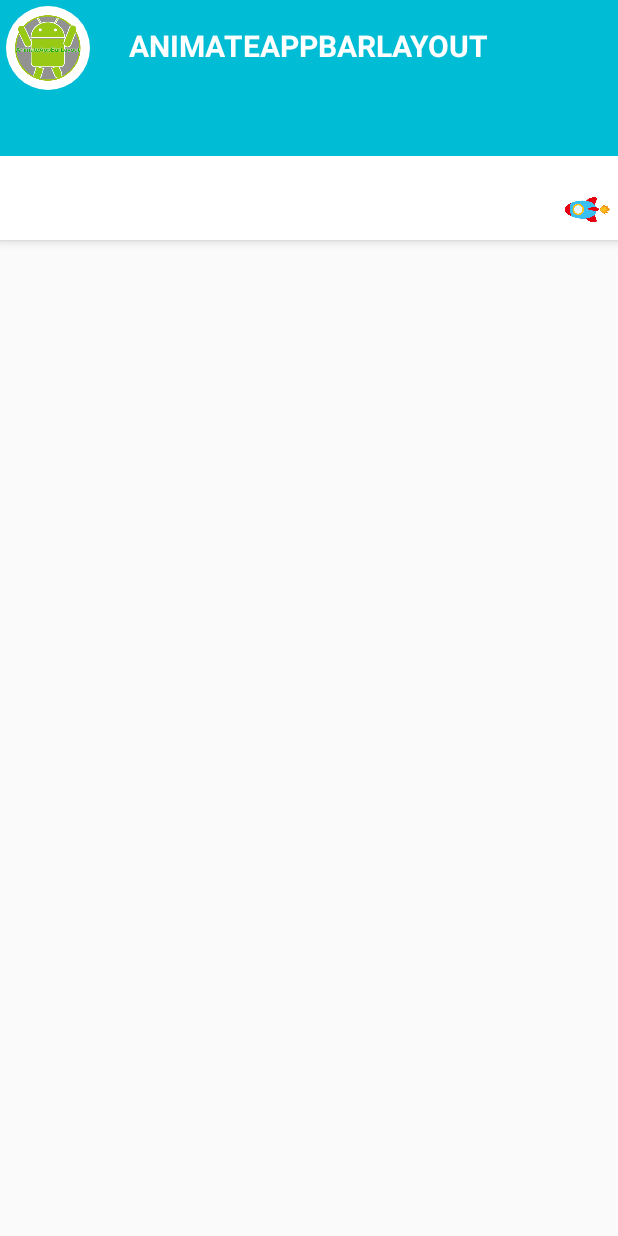
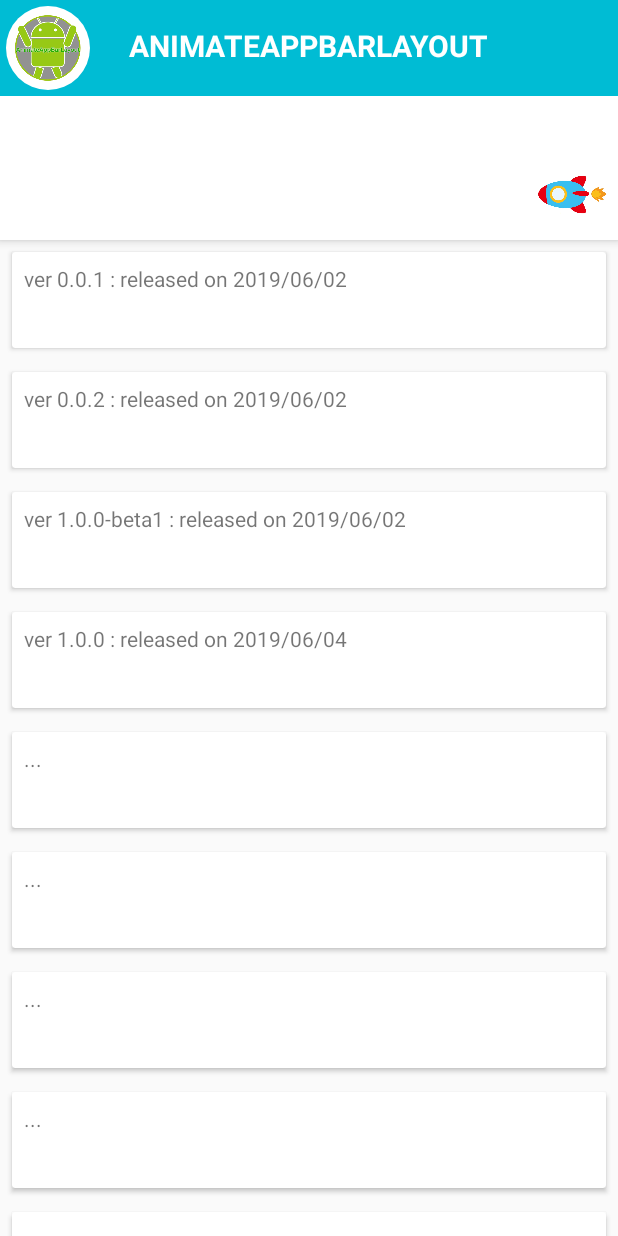
Before and after one commit to rwadada/AnimateAppBarLayout, an Android app: the screen it shows after launch (MainActivity), on a phone screen of 412 x 824 dp. Run offline under Robolectric (Android 15) with nearby library versions, the phone set to English and light mode, and no system bars.

Commit message:
update example app

```diff
--- a/animateappbarlayout/src/main/AndroidManifest.xml
+++ b/animateappbarlayout/src/main/AndroidManifest.xml
@@ -1,2 +1 @@
-<manifest xmlns:android="http://schemas.android.com/apk/res/android"
-          package="com.rwadada.animateappbarlayout"/>
+<manifest package="com.rwadada.animateappbarlayout"/>
--- a/example/src/main/java/com/example/animateappbarlayout/MainActivity.kt
+++ b/example/src/main/java/com/example/animateappbarlayout/MainActivity.kt
@@ -3,15 +3,48 @@ package com.example.animateappbarlayout
 import androidx.appcompat.app.AppCompatActivity
 import android.os.Bundle
 import android.view.animation.Animation
+import androidx.recyclerview.widget.LinearLayoutManager
+import androidx.recyclerview.widget.RecyclerView
 import com.rwadada.animateappbarlayout.AnimateAppBarLayout
 import com.rwadada.animateappbarlayout.animations.*
 
 class MainActivity : AppCompatActivity() {
 
+    private val releaseNote = listOf<String>(
+        "ver 0.0.1 : released on 2019/06/02",
+        "ver 0.0.2 : released on 2019/06/02",
+        "ver 1.0.0-beta1 : released on 2019/06/02",
+        "ver 1.0.0 : released on 2019/06/04",
+        "...",
+        "...",
+        "...",
+        "...",
+        "...",
+        "...",
+        "...",
+        "...",
+        "...",
+        "...",
+        "...",
+        "..."
+    )
+
     override fun onCreate(savedInstanceState: Bundle?) {
         super.onCreate(savedInstanceState)
         setContentView(R.layout.activity_main)
+        initAnimations()
 
+        val recyclerView: RecyclerView = findViewById(R.id.recycler_view)
+        val linerLayoutManager = LinearLayoutManager(this)
+        recyclerView.layoutManager = linerLayoutManager
+
+        val recyclerViewAdapter = RecyclerViewAdapter(releaseNote)
+        recyclerView.adapter = recyclerViewAdapter
+    }
+
+
+    // Animationを設定
+    private fun initAnimations() {
         val appBarLayout: AnimateAppBarLayout = findViewById(R.id.appbar_layout)
 
         val appBarScaleAnimation1 = AppBarScaleAnimation(
@@ -33,6 +66,16 @@ class MainActivity : AppCompatActivity() {
             pivotXVal = 0.5f,
             pivotYType = Animation.RELATIVE_TO_SELF,
             pivotYVal = 0.5f
+        )
+        val appBarScaleAnimation3 = AppBarScaleAnimation(
+            fromX = 1.0f,
+            toX = 1.0f,
+            fromY = 0.0f,
+            toY = 1.0f,
+            pivotXType = Animation.RELATIVE_TO_SELF,
+            pivotXVal = 0.5f,
+            pivotYType = Animation.RELATIVE_TO_SELF,
+            pivotYVal = 0.0f
         )
         val appBarAlphaAnimation1 = AppBarAlphaAnimation(
             fromAlpha = 1.0f,
@@ -75,7 +118,7 @@ class MainActivity : AppCompatActivity() {
 
         val appBarAnimationSet3 = AppBarAnimationSet()
         appBarAnimationSet3.addAnimation(appBarAlphaAnimation2)
-        appBarAnimationSet3.addAnimation(appBarScaleAnimation2)
+        appBarAnimationSet3.addAnimation(appBarScaleAnimation3)
 
         appBarLayout.setAnimation(appBarAnimationSet3, R.id.text_view, R.id.toolbar)
 
--- /dev/null
+++ b/example/src/main/java/com/example/animateappbarlayout/RecyclerViewAdapter.kt
@@ -0,0 +1,30 @@
+package com.example.animateappbarlayout
+
+import android.view.LayoutInflater
+import android.view.View
+import android.view.ViewGroup
+import android.widget.TextView
+import androidx.recyclerview.widget.RecyclerView
+
+class RecyclerViewAdapter(dataset: List<String>) : RecyclerView.Adapter<RecyclerViewAdapter.ViewHolder>() {
+    private var dataset: List<String> = dataset
+
+    class ViewHolder(v: View) : RecyclerView.ViewHolder(v) {
+        val textView: TextView = v.findViewById(R.id.item_text)
+    }
+
+    override fun onCreateViewHolder(parent: ViewGroup, viewType: Int): ViewHolder {
+        val v: View = LayoutInflater.from(parent.context).inflate(R.layout.list_item, parent, false)
+        return ViewHolder(v)
+    }
+
+    override fun onBindViewHolder(holder: ViewHolder, position: Int) {
+        val text: String = dataset[position]
+        holder.textView.text = text
+    }
+
+    override fun getItemCount(): Int {
+        return dataset.size
+    }
+
+}
--- a/example/src/main/res/layout/activity_main.xml
+++ b/example/src/main/res/layout/activity_main.xml
@@ -51,14 +51,6 @@
                 android:layout_width="match_parent"
                 android:layout_height="wrap_content">
 
-            <View
-                    android:layout_width="0dp"
-                    android:layout_height="0dp"
-                    android:background="#00BCD4"
-                    app:layout_constraintTop_toTopOf="@id/text_view"
-                    app:layout_constraintStart_toStartOf="@id/text_view"
-                    app:layout_constraintEnd_toEndOf="@id/text_view"
-                    app:layout_constraintBottom_toBottomOf="@id/text_view"/>
 
             <TextView
                     android:id="@+id/text_view"
@@ -85,8 +77,8 @@
 
             <ImageView
                     android:id="@+id/rocket"
-                    android:layout_width="40dp"
-                    android:layout_height="40dp"
+                    android:layout_width="60dp"
+                    android:layout_height="60dp"
                     android:src="@drawable/rocket"
                     app:layout_constraintEnd_toEndOf="parent"
                     app:layout_constraintBottom_toBottomOf="parent"
@@ -97,6 +89,7 @@
     </com.rwadada.animateappbarlayout.AnimateAppBarLayout>
 
     <androidx.recyclerview.widget.RecyclerView
+            android:id="@+id/recycler_view"
             android:layout_width="match_parent"
             android:layout_height="match_parent"
             app:layout_behavior="@string/appbar_scrolling_view_behavior"/>
--- /dev/null
+++ b/example/src/main/res/layout/list_item.xml
@@ -0,0 +1,13 @@
+<?xml version="1.0" encoding="utf-8"?>
+<androidx.cardview.widget.CardView
+        xmlns:android="http://schemas.android.com/apk/res/android"
+        android:orientation="vertical"
+        android:layout_width="match_parent"
+        android:layout_height="64dp"
+        android:layout_margin="8dp">
+    <TextView
+            android:id="@+id/item_text"
+            android:layout_width="wrap_content"
+            android:layout_height="wrap_content"
+            android:layout_margin="8dp"/>
+</androidx.cardview.widget.CardView>
```
